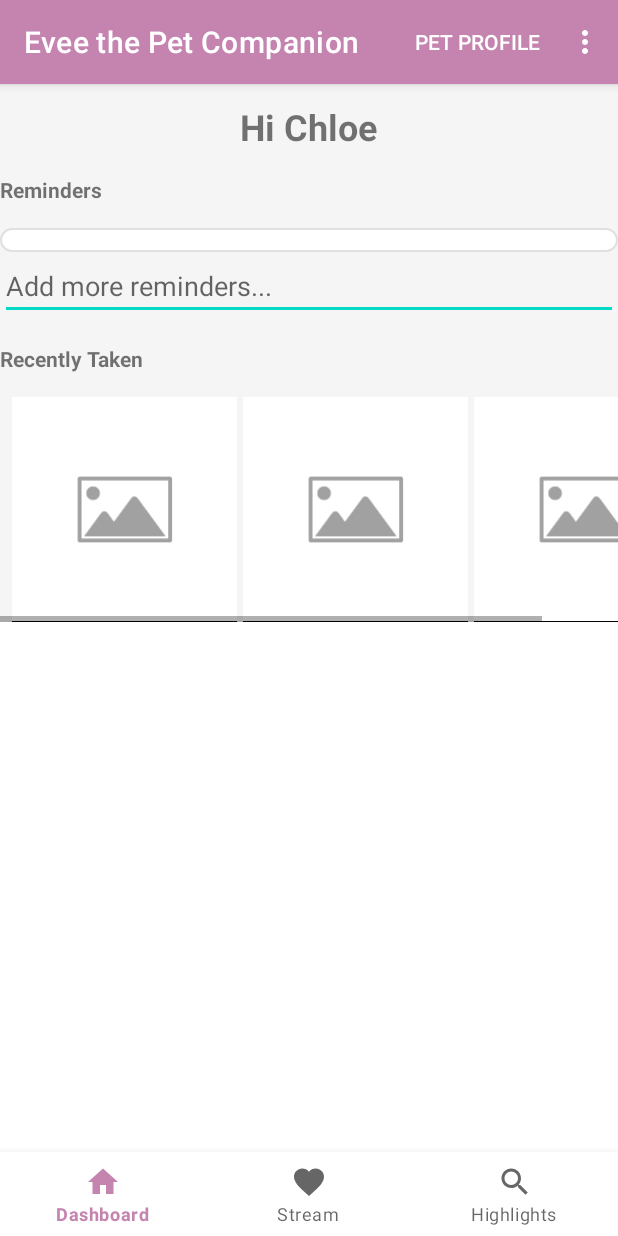
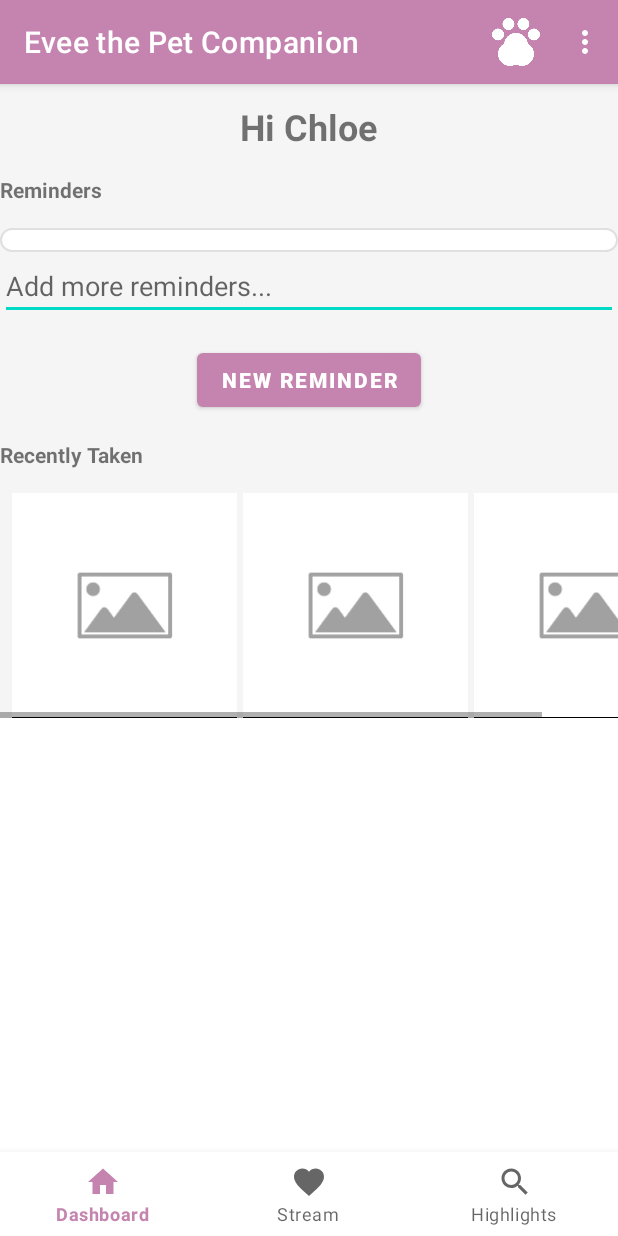
Before and after one commit to WeiWenChai7321/EveeThePetCompanion4, an Android app: the DashboardFragment screen opened directly, with no data from a screen before it, on a phone screen of 412 x 824 dp. Run offline under Robolectric (Android 15) with nearby library versions, the phone set to English and light mode, and no system bars; 1 statement that could not run was skipped.

Commit message:
Added icon to petprofile menu option

```diff
--- a/EveeThePetCompanion/src/main/java/ca/sleepdeprived/eveethepetcompanion/DashboardFragment.java
+++ b/EveeThePetCompanion/src/main/java/ca/sleepdeprived/eveethepetcompanion/DashboardFragment.java
@@ -17,6 +17,7 @@ import android.view.LayoutInflater;
 import android.view.View;
 import android.view.ViewGroup;
 import android.view.inputmethod.EditorInfo;
+import android.widget.Button;
 import android.widget.CheckBox;
 import android.widget.CompoundButton;
 import android.widget.EditText;
@@ -59,7 +60,17 @@ public class DashboardFragment extends Fragment {
         View view = inflater.inflate(R.layout.fragment_dashboard, container, false);
         remindersLayout = view.findViewById(R.id.reminders_card);
         editReminderEditText = view.findViewById(R.id.edit_text_reminder);
+        Button newReminderButton = view.findViewById(R.id.button_new_reminder);
 
+        newReminderButton.setOnClickListener(v -> {
+            String reminderText = editReminderEditText.getText().toString().trim();
+            if (!TextUtils.isEmpty(reminderText)) {
+                addReminder(reminderText);
+                editReminderEditText.setText("");
+            }
+        });
+
+        /*
         // Add reminder when pressing enter on the keyboard
         editReminderEditText.setOnEditorActionListener((v, actionId, event) -> {
             if (actionId == EditorInfo.IME_ACTION_DONE) {
@@ -71,7 +82,7 @@ public class DashboardFragment extends Fragment {
                 }
             }
             return false;
-        });
+        });*/
 
         // Add saved reminders
         addSavedReminders();
--- a/EveeThePetCompanion/src/main/java/ca/sleepdeprived/eveethepetcompanion/MainActivity.java
+++ b/EveeThePetCompanion/src/main/java/ca/sleepdeprived/eveethepetcompanion/MainActivity.java
@@ -39,7 +39,7 @@ public class MainActivity extends AppCompatActivity {
 
     private boolean isLoggedIn = false;
     private BottomNavigationView bottomNavigationView;
-    private PetInfoViewModel petInfoViewModel; // Added
+    private PetInfoViewModel petInfoViewModel;
 
     @Override
     public boolean onCreateOptionsMenu(Menu menu) {
@@ -48,16 +48,6 @@ public class MainActivity extends AppCompatActivity {
         if (menu instanceof MenuBuilder) {
             ((MenuBuilder) menu).setOptionalIconsVisible(true);
         }
-
-        MenuItem actionPetProfileItem = menu.findItem(R.id.action_petprofile);
-        View actionPetProfileView = actionPetProfileItem.getActionView();
-        actionPetProfileView.setOnClickListener(new View.OnClickListener() {
-            @Override
-            public void onClick(View v) {
-                onOptionsItemSelected(actionPetProfileItem);
-            }
-        });
-
         return true;
     }
 
--- a/EveeThePetCompanion/src/main/res/layout/fragment_dashboard.xml
+++ b/EveeThePetCompanion/src/main/res/layout/fragment_dashboard.xml
@@ -45,6 +45,16 @@
             android:layout_height="wrap_content"
             android:hint="@string/add_more_reminders"
             android:inputType="text" />
+
+        <Button
+            android:id="@+id/button_new_reminder"
+            android:layout_width="wrap_content"
+            android:layout_height="wrap_content"
+            android:layout_gravity="center_horizontal"
+            android:text="@string/new_reminder_button_text"
+            android:textSize="14sp"
+            android:textStyle="bold"
+            android:layout_marginTop="@dimen/margin_16" />
 
         <TextView
             android:layout_width="wrap_content"
--- a/EveeThePetCompanion/src/main/res/menu/main.xml
+++ b/EveeThePetCompanion/src/main/res/menu/main.xml
@@ -1,4 +1,3 @@
-<?xml version="1.0" encoding="utf-8"?>
 <menu xmlns:android="http://schemas.android.com/apk/res/android"
     xmlns:app="http://schemas.android.com/apk/res-auto">
 
@@ -12,6 +11,7 @@
         android:id="@+id/action_petprofile"
         android:orderInCategory="3"
         android:title="@string/action_petprofile"
+        android:icon="@drawable/petprofilewhite"
         app:showAsAction="always|withText"/>
 
     <item
--- a/EveeThePetCompanion/src/main/res/values/strings.xml
+++ b/EveeThePetCompanion/src/main/res/values/strings.xml
@@ -191,5 +191,6 @@
     <string name="invalid_phone_number">Invalid phone number</string>
     <string name="feedback_saved_offline">Feedback saved offline</string>
     <string name="no_internet_connection">No internet connection</string>
+    <string name="new_reminder_button_text">New Reminder</string>
 
 </resources>
```
Also changed, not shown: 1 other file.
